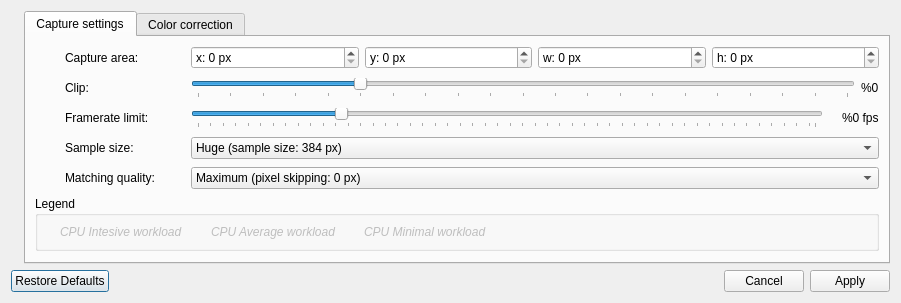
Before: the Qt Designer form dialogs/alc-screen-configure-dialog.ui in dev-0x7C6/led-frame, drawn with Qt 5.
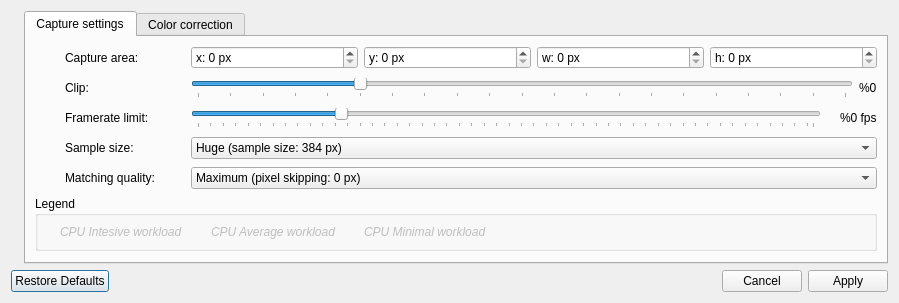
After: the same form once the commit is applied. Icons and pictures are not drawn. Custom widgets are drawn as their Qt base class.

What changed in the file:
```diff
--- a/dialogs/alc-screen-configure-dialog.ui
+++ b/dialogs/alc-screen-configure-dialog.ui
@@ -6,8 +6,8 @@
    <rect>
     <x>0</x>
     <y>0</y>
-    <width>901</width>
-    <height>299</height>
+    <width>899</width>
+    <height>301</height>
    </rect>
   </property>
   <property name="windowTitle">
```
